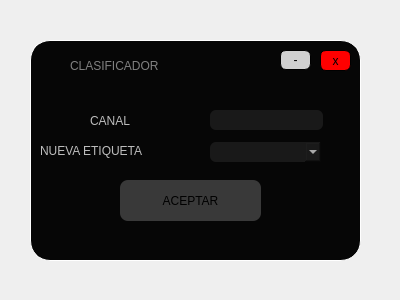
First picture: the form in ModificarEtqCanal.ui, repository ThomyALUN/proyecto1-estructuras, before the edit.
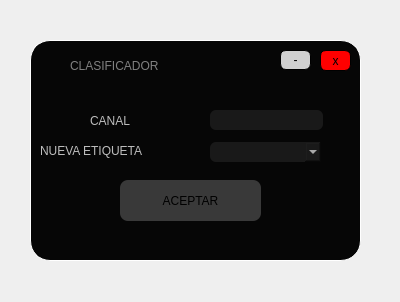
Second picture: the form after the edit. Icons and pictures are not drawn.

```diff
--- a/ModificarEtqCanal.ui
+++ b/ModificarEtqCanal.ui
@@ -7,7 +7,7 @@
     <x>0</x>
     <y>0</y>
     <width>400</width>
-    <height>300</height>
+    <height>302</height>
    </rect>
   </property>
   <property name="windowTitle">
```
Left out of the diff: 3 changed lines with no effect on the pictures.
